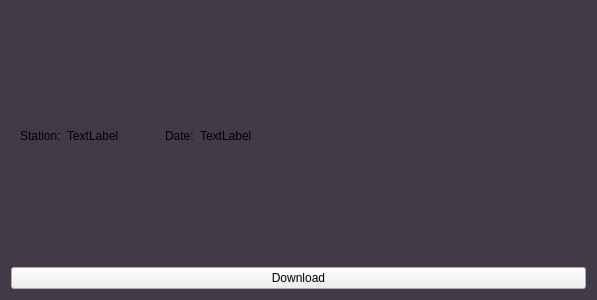
amirhossein-mlkz/railProject_server, file UIFiles/stationDownloadUI.ui: the form before one commit.
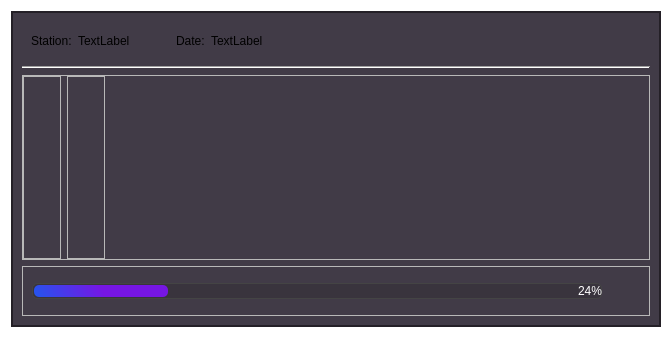
The form after the commit. Icons and pictures are not drawn.

Commit message: download section added

The edit to the form file:
```diff
--- a/UIFiles/stationDownloadUI.ui
+++ b/UIFiles/stationDownloadUI.ui
@@ -1,21 +1,26 @@
 <?xml version="1.0" encoding="UTF-8"?>
 <ui version="4.0">
- <class>main</class>
- <widget class="QWidget" name="main">
+ <class>stationdownloadMainUI</class>
+ <widget class="QWidget" name="stationdownloadMainUI">
   <property name="geometry">
    <rect>
     <x>0</x>
     <y>0</y>
-    <width>597</width>
-    <height>300</height>
+    <width>672</width>
+    <height>338</height>
    </rect>
   </property>
   <property name="windowTitle">
    <string>Form</string>
   </property>
   <property name="styleSheet">
-   <string notr="true">#main{
+   <string notr="true">#stationdownloadMainUI{
+	background-color:transparent;
+}
+
+#main_frame{
 background: #413B47;
+border: 2px solid rgb(36, 32, 39);
 }
 
 QLabel[styleClass=&quot;titleInfo&quot;]{
@@ -26,11 +31,31 @@
 	color: #fff;
 	font-size:15px;
 	font-weight:bold;
-}</string>
+}
+
+*[styleClass=&quot;hide&quot;]{
+	background-color:transparent;
+}
+</string>
   </property>
   <layout class="QVBoxLayout" name="verticalLayout">
    <item>
+    <widget class="QFrame" name="main_frame">
+     <property name="frameShape">
+      <enum>QFrame::Shape::StyledPanel</enum>
+     </property>
+     <property name="frameShadow">
+      <enum>QFrame::Shadow::Raised</enum>
+     </property>
+     <layout class="QVBoxLayout" name="verticalLayout_4">
+      <item>
     <widget class="QFrame" name="info_frame">
+        <property name="sizePolicy">
+         <sizepolicy hsizetype="Preferred" vsizetype="Maximum">
+          <horstretch>0</horstretch>
+          <verstretch>0</verstretch>
+         </sizepolicy>
+        </property>
      <layout class="QGridLayout" name="gridLayout">
       <item row="0" column="3">
        <widget class="QLabel" name="label20">
@@ -42,16 +67,6 @@
         </property>
        </widget>
       </item>
-      <item row="0" column="0">
-       <widget class="QLabel" name="label">
-        <property name="text">
-         <string>Station:</string>
-        </property>
-        <property name="styleClass" stdset="0">
-         <string>titleInfo</string>
-        </property>
-       </widget>
-      </item>
       <item row="0" column="1">
        <widget class="QLabel" name="station_lbl">
         <property name="text">
@@ -62,6 +77,16 @@
         </property>
        </widget>
       </item>
+         <item row="0" column="4">
+          <widget class="QLabel" name="date_lbl">
+           <property name="text">
+            <string>TextLabel</string>
+           </property>
+           <property name="styleClass" stdset="0">
+            <string>info</string>
+           </property>
+          </widget>
+         </item>
       <item row="0" column="2">
        <spacer name="horizontalSpacer">
         <property name="orientation">
@@ -78,16 +103,6 @@
         </property>
        </spacer>
       </item>
-      <item row="0" column="4">
-       <widget class="QLabel" name="date_lbl">
-        <property name="text">
-         <string>TextLabel</string>
-        </property>
-        <property name="styleClass" stdset="0">
-         <string>info</string>
-        </property>
-       </widget>
-      </item>
       <item row="0" column="5">
        <spacer name="horizontalSpacer_2">
         <property name="orientation">
@@ -101,18 +116,204 @@
         </property>
        </spacer>
       </item>
+         <item row="0" column="0">
+          <widget class="QLabel" name="label">
+           <property name="sizePolicy">
+            <sizepolicy hsizetype="Preferred" vsizetype="Maximum">
+             <horstretch>0</horstretch>
+             <verstretch>0</verstretch>
+            </sizepolicy>
+           </property>
+           <property name="text">
+            <string>Station:</string>
+           </property>
+           <property name="styleClass" stdset="0">
+            <string>titleInfo</string>
+           </property>
+          </widget>
+         </item>
      </layout>
     </widget>
    </item>
    <item>
-    <widget class="QPushButton" name="pushButton">
+       <widget class="Line" name="line">
+        <property name="orientation">
+         <enum>Qt::Orientation::Horizontal</enum>
+        </property>
+       </widget>
+      </item>
+      <item>
+       <widget class="QFrame" name="frame_2">
+        <property name="frameShape">
+         <enum>QFrame::Shape::StyledPanel</enum>
+        </property>
+        <property name="frameShadow">
+         <enum>QFrame::Shadow::Raised</enum>
+        </property>
+        <property name="styleClass" stdset="0">
+         <string>hide</string>
+        </property>
+        <layout class="QHBoxLayout" name="horizontalLayout_3">
+         <property name="leftMargin">
+          <number>0</number>
+         </property>
+         <property name="topMargin">
+          <number>0</number>
+         </property>
+         <property name="rightMargin">
+          <number>0</number>
+         </property>
+         <property name="bottomMargin">
+          <number>0</number>
+         </property>
+         <item>
+          <widget class="QFrame" name="frame_3">
+           <property name="frameShape">
+            <enum>QFrame::Shape::StyledPanel</enum>
+           </property>
+           <property name="frameShadow">
+            <enum>QFrame::Shadow::Raised</enum>
+           </property>
+           <property name="styleClass" stdset="0">
+            <string>hide</string>
+           </property>
+           <layout class="QVBoxLayout" name="verticalLayout_2">
+            <item>
+             <widget class="QWidget" name="download_filter_am_lock_wgt" native="true">
+              <layout class="QHBoxLayout" name="horizontalLayout_8"/>
+             </widget>
+            </item>
+           </layout>
+          </widget>
+         </item>
+         <item>
+          <widget class="QFrame" name="frame_4">
+           <property name="frameShape">
+            <enum>QFrame::Shape::StyledPanel</enum>
+           </property>
+           <property name="frameShadow">
+            <enum>QFrame::Shadow::Raised</enum>
+           </property>
+           <property name="styleClass" stdset="0">
+            <string>hide</string>
+           </property>
+           <layout class="QVBoxLayout" name="verticalLayout_3">
+            <item>
+             <widget class="QWidget" name="download_filter_pm_lock_wgt" native="true">
+              <layout class="QHBoxLayout" name="horizontalLayout_7"/>
+             </widget>
+            </item>
+           </layout>
+          </widget>
+         </item>
+         <item>
+          <spacer name="horizontalSpacer_3">
+           <property name="orientation">
+            <enum>Qt::Orientation::Horizontal</enum>
+           </property>
+           <property name="sizeHint" stdset="0">
+            <size>
+             <width>40</width>
+             <height>20</height>
+            </size>
+           </property>
+          </spacer>
+         </item>
+        </layout>
+       </widget>
+      </item>
+      <item>
+       <widget class="QFrame" name="frame">
+        <property name="minimumSize">
+         <size>
+          <width>0</width>
+          <height>50</height>
+         </size>
+        </property>
+        <property name="maximumSize">
+         <size>
+          <width>16777215</width>
+          <height>50</height>
+         </size>
+        </property>
+        <property name="frameShape">
+         <enum>QFrame::Shape::StyledPanel</enum>
+        </property>
+        <property name="frameShadow">
+         <enum>QFrame::Shadow::Raised</enum>
+        </property>
+        <property name="styleClass" stdset="0">
+         <string>hide</string>
+        </property>
+        <layout class="QHBoxLayout" name="horizontalLayout_2">
+         <item alignment="Qt::AlignmentFlag::AlignVCenter">
+          <widget class="QProgressBar" name="prograssbar">
+           <property name="styleSheet">
+            <string notr="true">QProgressBar {
+    border: 1px solid #444; /* حاشیه ظریف برای کل پروگرس بار */
+    background-color: rgba(30,30,30,60); /* پس‌زمینه تیره */
+    border-radius: 5px; /* گوشه‌های گرد */
+    height: 10px; /* ارتفاع کلی پروگرس بار */
+    text-align: right; /* متن سمت راست قرار گیرد */
+    color: white; /* رنگ متن سفید */
+    padding: 0px;
+}
+
+QProgressBar::chunk {
+    background-color: qlineargradient(spread:pad, x1:0, y1:0.534, x2:1, y2:0.483, stop:0 rgba(39, 83, 237, 255), stop:0.516484 rgba(118, 22, 228, 255));
+    border-radius: 5px; /* گوشه‌های گرد برای بخش پر شده */
+    margin: 1px; /* فاصله‌ای کوچک بین قسمت پر شده و حاشیه */
+}</string>
+           </property>
+           <property name="value">
+            <number>24</number>
+           </property>
+          </widget>
+         </item>
+         <item alignment="Qt::AlignmentFlag::AlignVCenter">
+          <widget class="QPushButton" name="download_btn">
+           <property name="minimumSize">
+            <size>
+             <width>30</width>
+             <height>30</height>
+            </size>
+           </property>
+           <property name="styleSheet">
+            <string notr="true">QPushButton{
+	background-color:transparent;
+	icon:url(:/icons/icons/download2_disable.png);
+	border:none;
+
+}
+
+QPushButton:hover{
+	icon: url(:/icons/icons/download2_hover.png);
+
+}
+
+</string>
+           </property>
      <property name="text">
-      <string>Download</string>
-     </property>
+            <string/>
+           </property>
+           <property name="iconSize">
+            <size>
+             <width>20</width>
+             <height>20</height>
+            </size>
+           </property>
     </widget>
    </item>
   </layout>
  </widget>
- <resources/>
+      </item>
+     </layout>
+    </widget>
+   </item>
+  </layout>
+ </widget>
+ <resources>
+  <include location="../assets.qrc"/>
+ </resources>
  <connections/>
 </ui>
```
Lines whose indentation alone changed are shown as unchanged. The commit also changes 32 other files.
